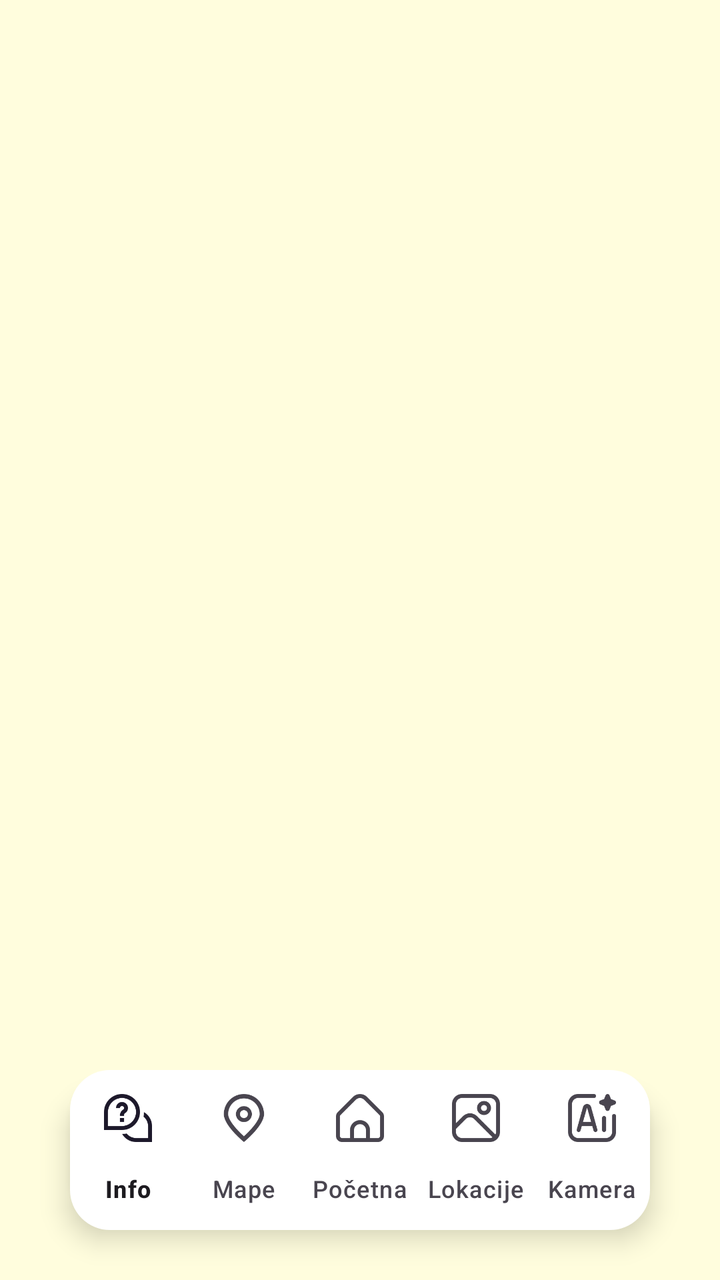
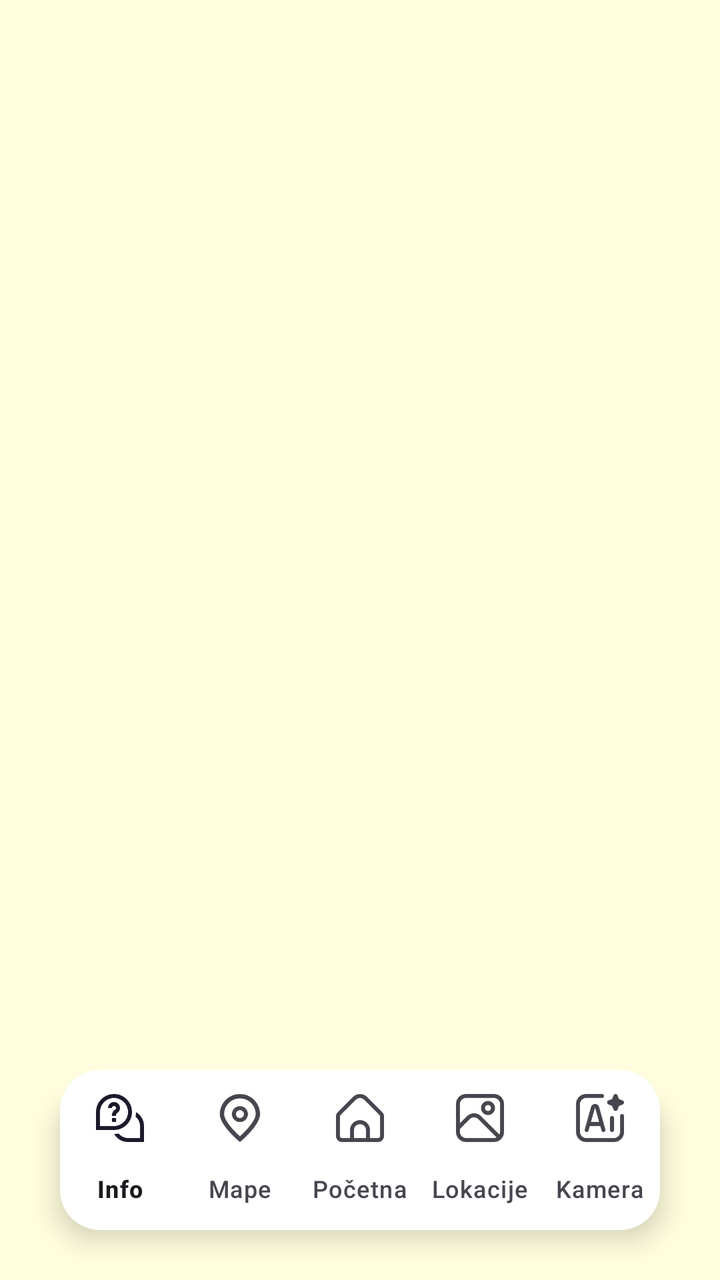

Compare the two renders of this Android layout. The source of the first and the diff that turns it into the second are given below.
<!-- AndroidManifest.xml: activity theme Theme.ARTour -->
<!-- res/layout/activity_main.xml -->
<?xml version="1.0" encoding="utf-8"?>
<androidx.coordinatorlayout.widget.CoordinatorLayout xmlns:android="http://schemas.android.com/apk/res/android"
    xmlns:app="http://schemas.android.com/apk/res-auto"
    xmlns:tools="http://schemas.android.com/tools"
    android:layout_width="match_parent"
    android:layout_height="match_parent"
    android:background="@color/pozadina"
    tools:context=".MainActivity">
    <FrameLayout
        android:id="@+id/frame_layout"
        android:layout_width="match_parent"
        android:layout_height="match_parent"/>
    
    

    <com.google.android.material.bottomappbar.BottomAppBar
        android:id="@+id/bottomAppBar"
        android:layout_width="match_parent"
        android:layout_height="wrap_content"
        android:layout_gravity="bottom"
        android:background="@android:color/transparent"
        android:visibility="invisible"
        app:fabCradleMargin="10dp"
        app:fabCradleRoundedCornerRadius="50dp">

    </com.google.android.material.bottomappbar.BottomAppBar>


    <FrameLayout
        android:layout_width="match_parent"
        android:layout_height="120dp"
        android:layout_gravity="bottom|center_horizontal"
        android:visibility="visible">

        <ImageView
            android:id="@+id/imageView2"
            android:layout_width="match_parent"
            android:layout_height="70dp"
            android:layout_gravity="bottom|center|center_horizontal"
            android:layout_marginHorizontal="35dp"
            android:layout_marginBottom="30dp"
            android:background="@drawable/rounded_bottom_navigation_bar"
            android:elevation="8dp"
            android:visibility="visible" />

        <com.google.android.material.bottomnavigation.BottomNavigationView
            android:id="@+id/bottomNavigationView"
            android:layout_width="wrap_content"
            android:layout_height="wrap_content"
            android:layout_gravity="bottom|center_vertical"
            android:layout_marginHorizontal="35dp"
            android:layout_marginBottom="25dp"
            android:background="@drawable/rounded_bottom_navigation_bar"
            android:visibility="visible"
            app:elevation="8dp"
            app:itemActiveIndicatorStyle="@style/App.Custom.Indicator"
            app:labelVisibilityMode="labeled"
            app:menu="@menu/bottom_menu">

        </com.google.android.material.bottomnavigation.BottomNavigationView>
    </FrameLayout>


    <TextView
        android:id="@+id/naslov"
        android:layout_width="wrap_content"
        android:layout_height="wrap_content"
        android:fontFamily="sans-serif-condensed"
        android:text="TURISTIČKI VODIČ OPŠTINE MILIĆI"
        android:textSize="25dp"
        android:textStyle="bold"
        app:layout_anchor="@+id/frame_layout"
        app:layout_anchorGravity="center"
        android:translationY="-260dp"
        android:visibility="gone"/>

    <TextView
        android:id="@+id/kartice"
        android:layout_width="wrap_content"
        android:layout_height="wrap_content"
        android:text="IZDVOJENE LOKACIJE"
        android:fontFamily="sans-serif-condensed"
        android:textSize="20dp"
        android:textStyle="bold"
        app:layout_anchor="@+id/frame_layout"
        app:layout_anchorGravity="center"
        android:translationY="-180dp"
        android:visibility="gone"/>

    <androidx.viewpager2.widget.ViewPager2
        android:layout_width="410dp"
        android:layout_height="210dp"
        app:layout_anchor="@+id/frame_layout"
        app:layout_anchorGravity="center"
        android:translationY="-50dp"
        android:visibility="gone"/>

    <ImageView
        android:id="@+id/ikona1"
        android:layout_width="50dp"
        android:layout_height="50dp"
        app:layout_anchor="@+id/frame_layout"
        app:layout_anchorGravity="center"
        app:srcCompat="@drawable/baseline_forest_24"
        android:translationY="80dp"
        android:translationX="-155dp"
        android:visibility="gone"/>
    <ImageView
        android:id="@+id/ikona2"
        android:layout_width="50dp"
        android:layout_height="50dp"
        app:layout_anchor="@+id/frame_layout"
        app:layout_anchorGravity="center"
        app:srcCompat="@drawable/baseline_local_cafe_24"
        android:translationY="80dp"
        android:translationX="-95dp"
        android:visibility="gone"/>
    <ImageView
        android:id="@+id/ikona3"
        android:layout_width="50dp"
        android:layout_height="50dp"
        app:layout_anchor="@+id/frame_layout"
        app:layout_anchorGravity="center"
        app:srcCompat="@drawable/baseline_church_24"
        android:translationY="80dp"
        android:translationX="-35dp"
        android:visibility="gone"/>

</androidx.coordinatorlayout.widget.CoordinatorLayout>
<!-- resources referenced by this layout -->
<resources>
  <color name="pozadina">#fffddd</color>
  <!-- drawable baseline_church_24 (drawable) -->
  <vector android:height="24dp" android:tint="#000000"
      android:viewportHeight="24" android:viewportWidth="24"
      android:width="24dp" xmlns:android="http://schemas.android.com/apk/res/android">
      <path android:fillColor="@android:color/white" android:pathData="M18,12.22V9l-5,-2.5V5h2V3h-2V1h-2v2H9v2h2v1.5L6,9v3.22L2,14v8h8v-3c0,-1.1 0.9,-2 2,-2s2,0.9 2,2v3h8v-8L18,12.22zM12,13.5c-0.83,0 -1.5,-0.67 -1.5,-1.5s0.67,-1.5 1.5,-1.5s1.5,0.67 1.5,1.5S12.83,13.5 12,13.5z"/>
  </vector>
  <!-- drawable baseline_forest_24 (drawable) -->
  <vector android:height="24dp" android:tint="#000000"
      android:viewportHeight="24" android:viewportWidth="24"
      android:width="24dp" xmlns:android="http://schemas.android.com/apk/res/android">
      <path android:fillColor="@android:color/white" android:pathData="M16,12l-7,-10l-7,10l1.86,0l-3.86,6l7,0l0,4l4,0l0,-4l7,0l-3.86,-6z"/>
      <path android:fillColor="@android:color/white" android:pathData="M20.14,12l1.86,0l-7,-10l-2.39,3.41l5.31,7.59l-1.92,0l-0.03,0l3.22,5l4.81,0z"/>
      <path android:fillColor="@android:color/white" android:pathData="M13,19h4v3h-4z"/>
  </vector>
  <!-- drawable baseline_local_cafe_24 (drawable) -->
  <vector android:height="24dp" android:tint="#000000"
      android:viewportHeight="24" android:viewportWidth="24"
      android:width="24dp" xmlns:android="http://schemas.android.com/apk/res/android">
      <path android:fillColor="@android:color/white" android:pathData="M20,3L4,3v10c0,2.21 1.79,4 4,4h6c2.21,0 4,-1.79 4,-4v-3h2c1.11,0 2,-0.9 2,-2L22,5c0,-1.11 -0.89,-2 -2,-2zM20,8h-2L18,5h2v3zM4,19h16v2L4,21z"/>
  </vector>
  <!-- drawable rounded_bottom_navigation_bar (drawable) -->
  <?xml version="1.0" encoding="utf-8"?>
  <shape xmlns:android="http://schemas.android.com/apk/res/android">
      <corners android:radius="20dp" /> 
      <solid android:color="@android:color/white" /> 
  </shape>
  <style name="App.Custom.Indicator" parent="Widget.Material3.BottomNavigationView.ActiveIndicator">
          <item name="android:color">@color/aktivna</item>
      </style>
  <style name="Theme.ARTour" parent="Base.Theme.ARTour" />
  <color name="aktivna">#0ff0ff</color>
  <style name="Base.Theme.ARTour" parent="Theme.Material3.DayNight.NoActionBar">
          
          
          <item name="android:statusBarColor" tools:targetApi="1">@color/pozadina</item>
          <item name="android:navigationBarColor">@color/pozadina</item>
      </style>
</resources>

<!-- the commit's change to res/layout/activity_main.xml (unified diff, before → after) -->
@@ -37,7 +37,7 @@
             android:layout_width="match_parent"
             android:layout_height="70dp"
             android:layout_gravity="bottom|center|center_horizontal"
-            android:layout_marginHorizontal="35dp"
+            android:layout_marginHorizontal="30dp"
             android:layout_marginBottom="30dp"
             android:background="@drawable/rounded_bottom_navigation_bar"
             android:elevation="8dp"
@@ -48,7 +48,7 @@
             android:layout_width="wrap_content"
             android:layout_height="wrap_content"
             android:layout_gravity="bottom|center_vertical"
-            android:layout_marginHorizontal="35dp"
+            android:layout_marginHorizontal="30dp"
             android:layout_marginBottom="25dp"
             android:background="@drawable/rounded_bottom_navigation_bar"
             android:visibility="visible"
